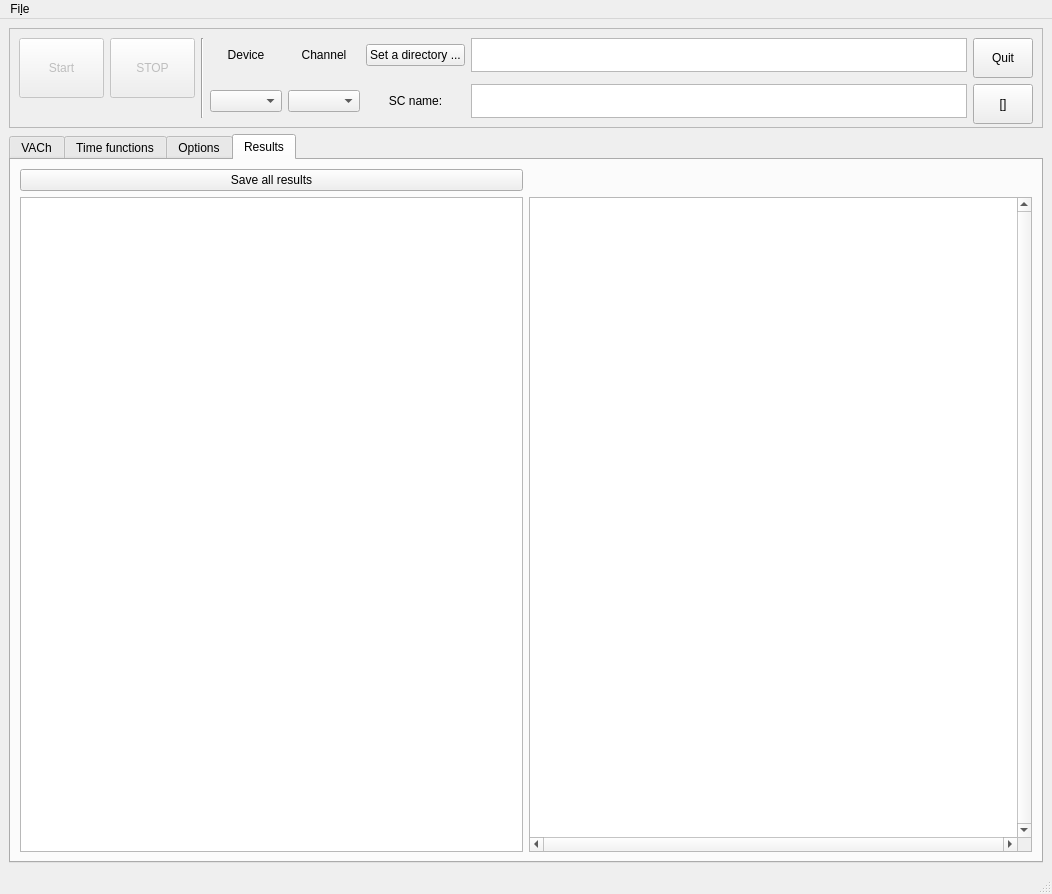
The window that GUI/Solar.ui (userIsTaken/SolarVACh) describes before a commit, drawn with Qt 5.
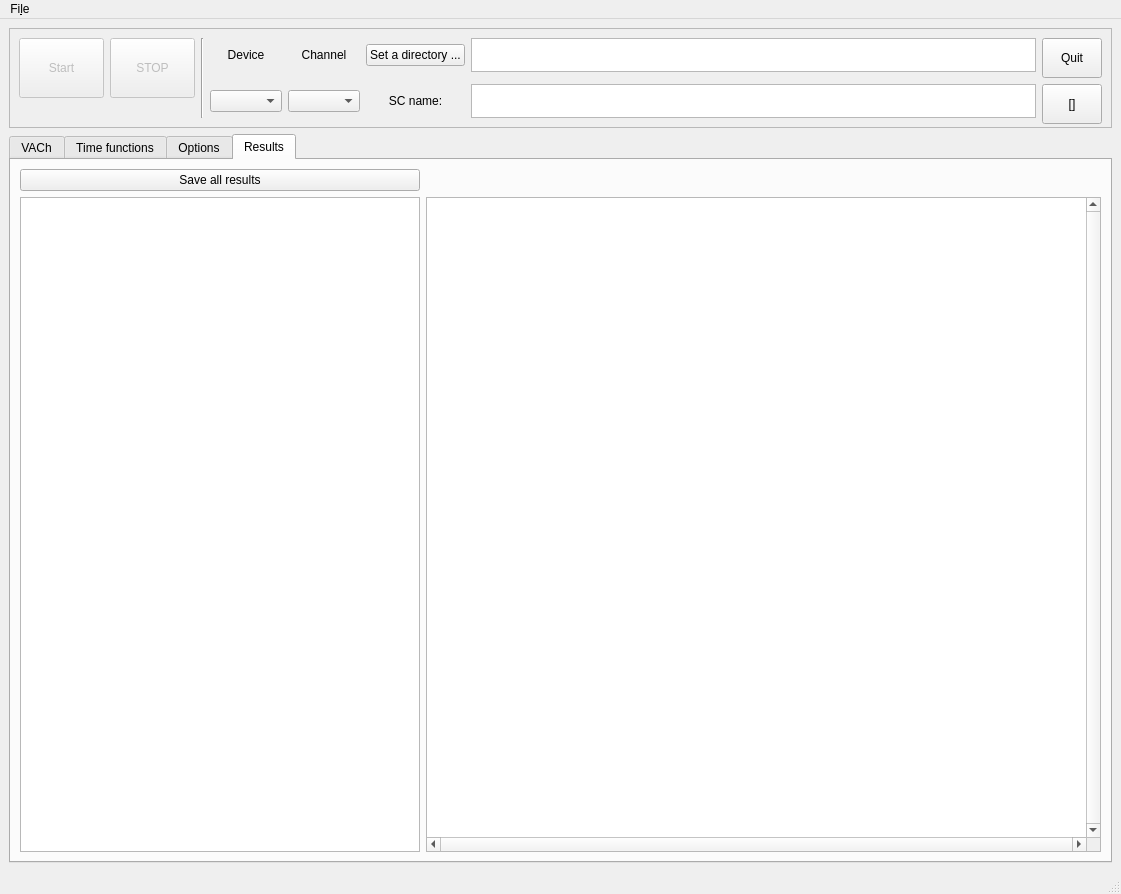
The same window after the commit. The open tabs and pages were chosen to show the change. Custom widgets are drawn as their Qt base class.

The edit to the form file:
```diff
--- a/GUI/Solar.ui
+++ b/GUI/Solar.ui
@@ -6,7 +6,7 @@
    <rect>
     <x>0</x>
     <y>0</y>
-    <width>1052</width>
+    <width>1121</width>
     <height>894</height>
    </rect>
   </property>
@@ -1135,10 +1135,7 @@
           </property>
          </widget>
         </item>
-        <item row="1" column="0">
-         <widget class="QTextEdit" name="vach_text"/>
-        </item>
-        <item row="1" column="1">
+        <item row="1" column="2">
          <widget class="QTextEdit" name="params_field">
           <property name="verticalScrollBarPolicy">
            <enum>Qt::ScrollBarAlwaysOn</enum>
@@ -1148,6 +1145,16 @@
           </property>
          </widget>
         </item>
+        <item row="1" column="0">
+         <widget class="QTextEdit" name="vach_text">
+          <property name="maximumSize">
+           <size>
+            <width>400</width>
+            <height>16777215</height>
+           </size>
+          </property>
+         </widget>
+        </item>
        </layout>
       </widget>
      </widget>
@@ -1159,7 +1166,7 @@
     <rect>
      <x>0</x>
      <y>0</y>
-     <width>1052</width>
+     <width>1121</width>
      <height>28</height>
     </rect>
    </property>
```
